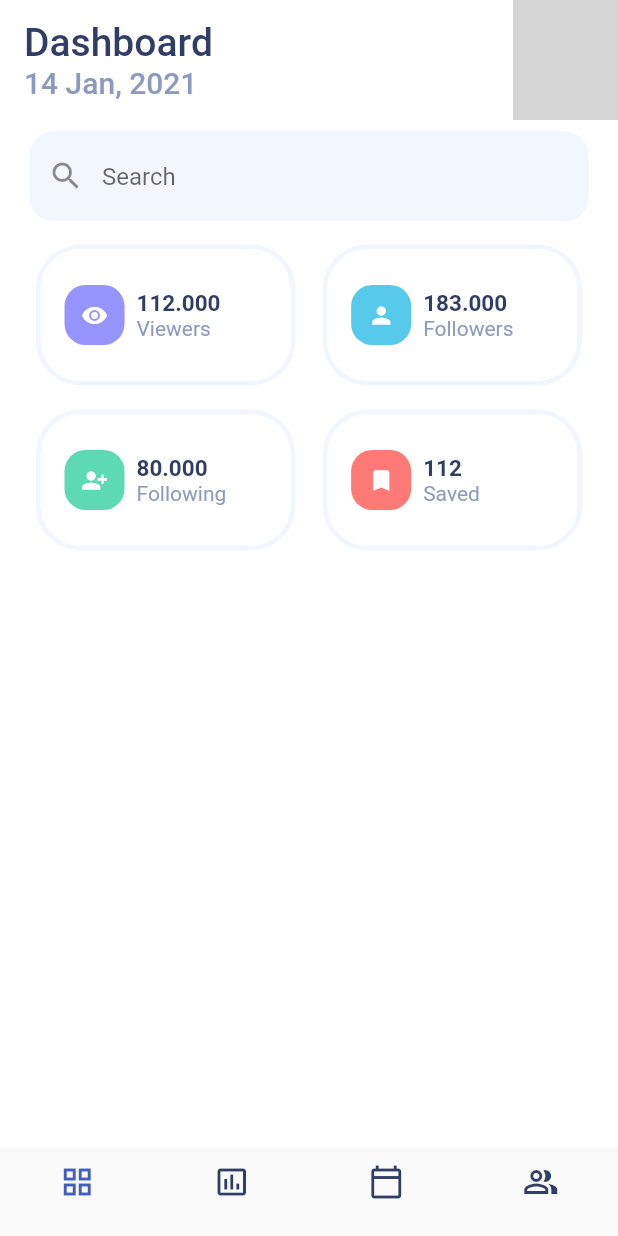
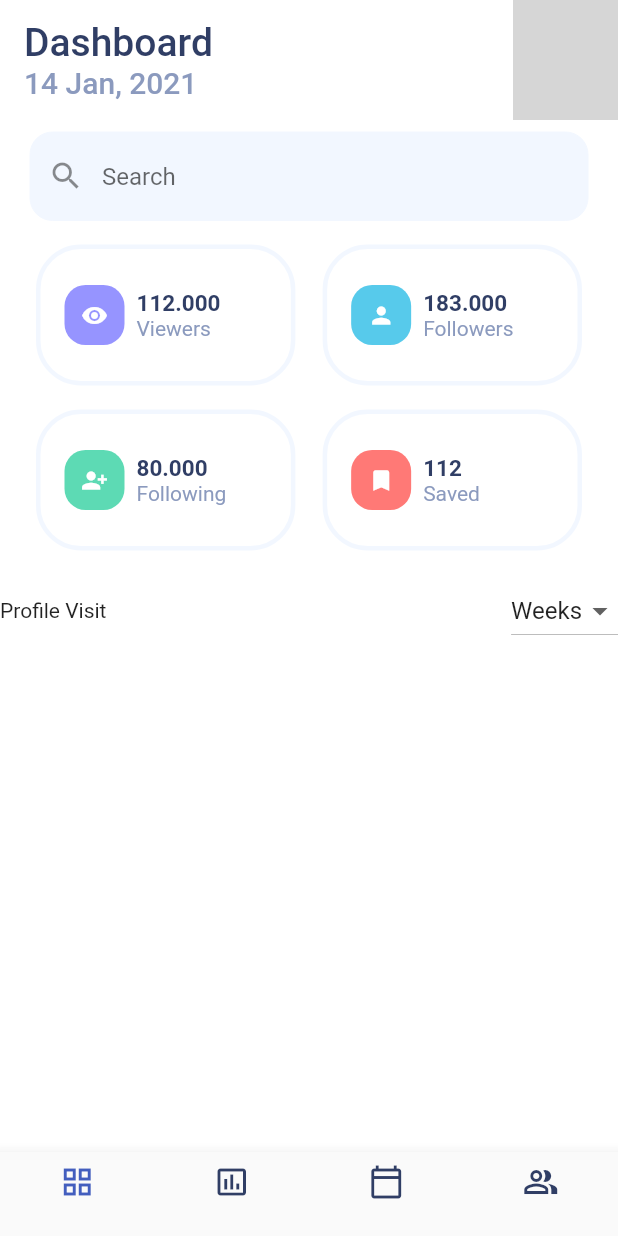
Before and after one commit to Satochaaan/social_media_manage, a Flutter app: the screen it shows after launch, on a phone screen of 412 x 824 dp. Run offline on Flutter 3.47's test engine with Material 2 defaults, Android fonts, the phone set to English and light mode, and no system bars; network calls fail; grey boxes are pictures that could not be loaded.

Commit message:
Dropdownbutton配置

```diff
--- a/lib/main.dart
+++ b/lib/main.dart
@@ -47,6 +47,7 @@ class SocialMediaManage extends StatefulWidget {
 /// SocialMediaManageState
 class _SocialMediaManageState extends State<SocialMediaManage> {
   int _selectedIndex = 0;
+  String dropDownValue = 'Weeks';
 
   void _onPageChanged(int index) {
     setState(() {
@@ -173,6 +174,34 @@ class _SocialMediaManageState extends State<SocialMediaManage> {
                   ],
                 ),
               ),
+              SizedBox(
+                height: 16,
+              ),
+              Row(
+                mainAxisAlignment: MainAxisAlignment.spaceBetween,
+                children: [
+                  Text('Profile Visit'),
+                  DropdownButton(
+                    value: dropDownValue,
+                    elevation: 16,
+                    items: <String>['Weeks', 'Days']
+                        .map<DropdownMenuItem<String>>((String value) {
+                      return DropdownMenuItem<String>(
+                        value: value,
+                        child: Text(value),
+                      );
+                    }).toList(),
+                    onChanged: (String value) {
+                      setState(() {
+                        dropDownValue = value;
+                      });
+                    },
+                  ),
+                ],
+              ),
+              SizedBox(
+                height: 16,
+              ),
             ],
           ),
         ),
@@ -206,6 +235,7 @@ class _SocialMediaManageState extends State<SocialMediaManage> {
   }
 }
 
+// テーブルアイテムWidget
 class TableItem extends StatelessWidget {
   final IconData iconData;
   final String title;
```
